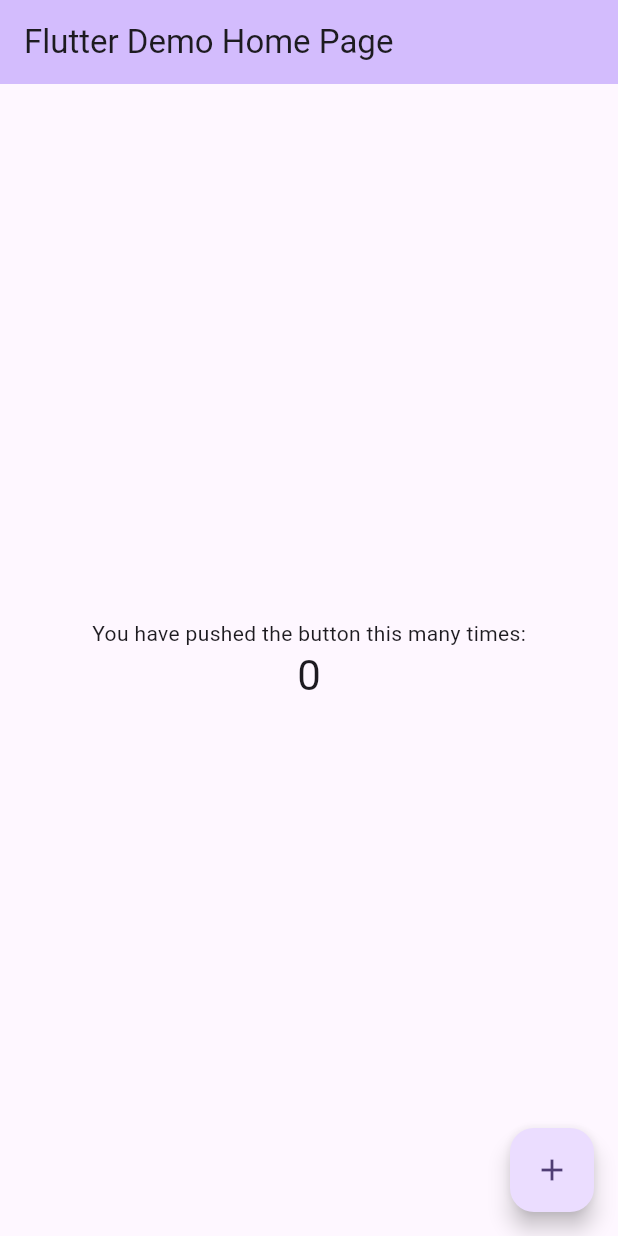
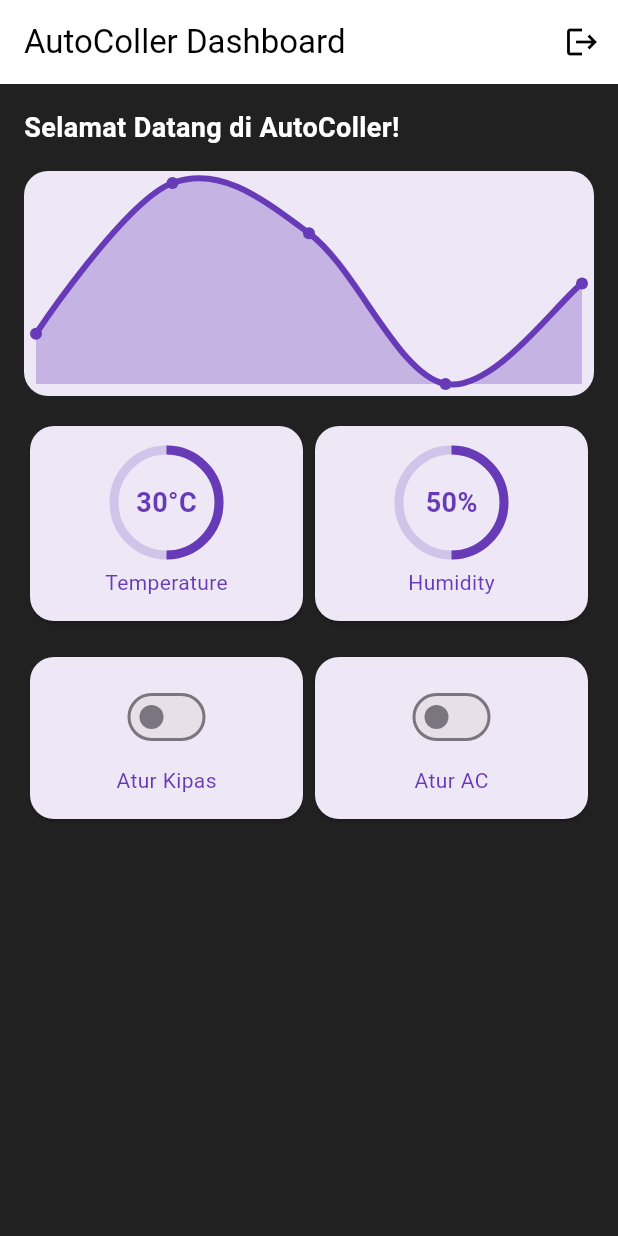
Before and after one commit to candzon/autocoller_apps, a Flutter app: the screen it shows after launch, on a phone screen of 412 x 824 dp. Run offline on Flutter 3.47's test engine with Material 3 defaults, Android fonts, the phone set to English and light mode, and no system bars; drawn by our look-alikes of fl_chart.

Commit message:
Slicing UI
Sebagai berikut:
- Indikator UI Humidty
- Indikator UI Temperathure
- Button
- Fl Chart

```diff
--- a/lib/main.dart
+++ b/lib/main.dart
@@ -1,4 +1,5 @@
 import 'package:flutter/material.dart';
+import 'package:fl_chart/fl_chart.dart';
 
 void main() {
   runApp(const MyApp());
@@ -7,46 +8,22 @@
 class MyApp extends StatelessWidget {
   const MyApp({super.key});
 
-  // This widget is the root of your application.
   @override
   Widget build(BuildContext context) {
     return MaterialApp(
-      title: 'Flutter Demo',
+      debugShowCheckedModeBanner: false,
+      title: 'AutoColler Dashboard',
       theme: ThemeData(
-        // This is the theme of your application.
-        //
-        // TRY THIS: Try running your application with "flutter run". You'll see
-        // the application has a purple toolbar. Then, without quitting the app,
-        // try changing the seedColor in the colorScheme below to Colors.green
-        // and then invoke "hot reload" (save your changes or press the "hot
-        // reload" button in a Flutter-supported IDE, or press "r" if you used
-        // the command line to start the app).
-        //
-        // Notice that the counter didn't reset back to zero; the application
-        // state is not lost during the reload. To reset the state, use hot
-        // restart instead.
-        //
-        // This works for code too, not just values: Most code changes can be
-        // tested with just a hot reload.
         colorScheme: ColorScheme.fromSeed(seedColor: Colors.deepPurple),
         useMaterial3: true,
       ),
-      home: const MyHomePage(title: 'Flutter Demo Home Page'),
+      home: const MyHomePage(title: 'AutoColler Dashboard'),
     );
   }
 }
 
 class MyHomePage extends StatefulWidget {
   const MyHomePage({super.key, required this.title});
-
-  // This widget is the home page of your application. It is stateful, meaning
-  // that it has a State object (defined below) that contains fields that affect
-  // how it looks.
-
-  // This class is the configuration for the state. It holds the values (in this
-  // case the title) provided by the parent (in this case the App widget) and
-  // used by the build method of the State. Fields in a Widget subclass are
-  // always marked "final".
 
   final String title;
 
@@ -55,71 +32,181 @@
 }
 
 class _MyHomePageState extends State<MyHomePage> {
-  int _counter = 0;
-
-  void _incrementCounter() {
-    setState(() {
-      // This call to setState tells the Flutter framework that something has
-      // changed in this State, which causes it to rerun the build method below
-      // so that the display can reflect the updated values. If we changed
-      // _counter without calling setState(), then the build method would not be
-      // called again, and so nothing would appear to happen.
-      _counter++;
-    });
-  }
+  bool isFanOn = false;
+  bool isAcOn = false;
 
   @override
   Widget build(BuildContext context) {
-    // This method is rerun every time setState is called, for instance as done
-    // by the _incrementCounter method above.
-    //
-    // The Flutter framework has been optimized to make rerunning build methods
-    // fast, so that you can just rebuild anything that needs updating rather
-    // than having to individually change instances of widgets.
     return Scaffold(
+      backgroundColor: Colors.grey[900],
       appBar: AppBar(
-        // TRY THIS: Try changing the color here to a specific color (to
-        // Colors.amber, perhaps?) and trigger a hot reload to see the AppBar
-        // change color while the other colors stay the same.
-        backgroundColor: Theme.of(context).colorScheme.inversePrimary,
-        // Here we take the value from the MyHomePage object that was created by
-        // the App.build method, and use it to set our appbar title.
-        title: Text(widget.title),
+        backgroundColor: Colors.white,
+        title: Text(
+          widget.title,
+          style: const TextStyle(color: Colors.black),
+        ),
+        actions: [
+          IconButton(
+            icon: const Icon(Icons.logout, color: Colors.black),
+            onPressed: () {},
+          ),
+        ],
       ),
-      body: Center(
-        // Center is a layout widget. It takes a single child and positions it
-        // in the middle of the parent.
-        child: Column(
-          // Column is also a layout widget. It takes a list of children and
-          // arranges them vertically. By default, it sizes itself to fit its
-          // children horizontally, and tries to be as tall as its parent.
-          //
-          // Column has various properties to control how it sizes itself and
-          // how it positions its children. Here we use mainAxisAlignment to
-          // center the children vertically; the main axis here is the vertical
-          // axis because Columns are vertical (the cross axis would be
-          // horizontal).
-          //
-          // TRY THIS: Invoke "debug painting" (choose the "Toggle Debug Paint"
-          // action in the IDE, or press "p" in the console), to see the
-          // wireframe for each widget.
-          mainAxisAlignment: MainAxisAlignment.center,
-          children: <Widget>[
-            const Text(
-              'You have pushed the button this many times:',
-            ),
-            Text(
-              '$_counter',
-              style: Theme.of(context).textTheme.headlineMedium,
-            ),
-          ],
+      body: Scrollbar(
+        // Menambahkan Scrollbar
+        child: SingleChildScrollView(
+          padding: const EdgeInsets.all(16.0),
+          child: Column(
+            crossAxisAlignment: CrossAxisAlignment.start,
+            children: [
+              const Text(
+                'Selamat Datang di AutoColler!',
+                style: TextStyle(
+                    fontSize: 18,
+                    fontWeight: FontWeight.bold,
+                    color: Colors.white),
+              ),
+              const SizedBox(height: 16),
+              // Grafik LineChart
+              Container(
+                height: 150,
+                decoration: BoxDecoration(
+                  color: Colors.deepPurple.shade50,
+                  borderRadius: BorderRadius.circular(16),
+                ),
+                child: Padding(
+                  padding: const EdgeInsets.all(8.0),
+                  child: LineChart(
+                    LineChartData(
+                      gridData: FlGridData(show: false),
+                      borderData: FlBorderData(show: false),
+                      titlesData: FlTitlesData(show: false),
+                      lineBarsData: [
+                        LineChartBarData(
+                          spots: const [
+                            FlSpot(0, 3),
+                            FlSpot(1, 6),
+                            FlSpot(2, 5),
+                            FlSpot(3, 2),
+                            FlSpot(4, 4),
+                          ],
+                          isCurved: true,
+                          color: Colors.deepPurple,
+                          barWidth: 4,
+                          isStrokeCapRound: true,
+                          belowBarData: BarAreaData(
+                            show: true,
+                            color: Colors.deepPurple.withOpacity(0.3),
+                          ),
+                        ),
+                      ],
+                    ),
+                  ),
+                ),
+              ),
+              const SizedBox(height: 16),
+              // Kartu Temperatur dan Kelembapan
+              Row(
+                mainAxisAlignment: MainAxisAlignment.spaceBetween,
+                children: [
+                  _buildCircularCard('30°C', 'Temperature'),
+                  _buildCircularCard('50%', 'Humidity'),
+                ],
+              ),
+              const SizedBox(height: 16),
+              // Kontrol Kipas dan AC
+              Row(
+                mainAxisAlignment: MainAxisAlignment.spaceBetween,
+                children: [
+                  _buildSwitchCard('Atur Kipas', isFanOn, (value) {
+                    setState(() {
+                      isFanOn = value;
+                    });
+                  }),
+                  _buildSwitchCard('Atur AC', isAcOn, (value) {
+                    setState(() {
+                      isAcOn = value;
+                    });
+                  }),
+                ],
+              ),
+            ],
+          ),
         ),
       ),
-      floatingActionButton: FloatingActionButton(
-        onPressed: _incrementCounter,
-        tooltip: 'Increment',
-        child: const Icon(Icons.add),
-      ), // This trailing comma makes auto-formatting nicer for build methods.
+    );
+  }
+
+  // Widget untuk menampilkan kartu melingkar
+  Widget _buildCircularCard(String value, String label) {
+    return Expanded(
+      child: Card(
+        color: Colors.deepPurple.shade50,
+        shape: RoundedRectangleBorder(borderRadius: BorderRadius.circular(16)),
+        child: Padding(
+          padding: const EdgeInsets.all(16.0),
+          child: Column(
+            children: [
+              Stack(
+                alignment: Alignment.center,
+                children: [
+                  SizedBox(
+                    width: 70,
+                    height: 70,
+                    child: CircularProgressIndicator(
+                      value: 0.5,
+                      strokeWidth: 6,
+                      color: Colors.deepPurple,
+                      backgroundColor: Colors.deepPurple.shade100,
+                    ),
+                  ),
+                  Text(
+                    value,
+                    style: const TextStyle(
+                      fontSize: 18,
+                      fontWeight: FontWeight.bold,
+                      color: Colors.deepPurple,
+                    ),
+                  ),
+                ],
+              ),
+              const SizedBox(height: 8),
+              Text(
+                label,
+                style: const TextStyle(color: Colors.deepPurple, fontSize: 14),
+              ),
+            ],
+          ),
+        ),
+      ),
+    );
+  }
+
+  // Widget untuk menampilkan kartu dengan tombol saklar
+  Widget _buildSwitchCard(
+      String label, bool value, ValueChanged<bool> onChanged) {
+    return Expanded(
+      child: Card(
+        color: Colors.deepPurple.shade50,
+        shape: RoundedRectangleBorder(borderRadius: BorderRadius.circular(16)),
+        child: Padding(
+          padding: const EdgeInsets.all(16.0),
+          child: Column(
+            children: [
+              Switch(
+                value: value,
+                onChanged: onChanged,
+                activeColor: Colors.deepPurple,
+              ),
+              const SizedBox(height: 8),
+              Text(
+                label,
+                style: const TextStyle(color: Colors.deepPurple, fontSize: 14),
+              ),
+            ],
+          ),
+        ),
+      ),
     );
   }
 }
--- a/pubspec.yaml
+++ b/pubspec.yaml
@@ -34,6 +34,7 @@ dependencies:
   # The following adds the Cupertino Icons font to your application.
   # Use with the CupertinoIcons class for iOS style icons.
   cupertino_icons: ^1.0.8
+  fl_chart: ^0.70.0
 
 dev_dependencies:
   flutter_test:
```
Also changed, not shown: pubspec.lock.
